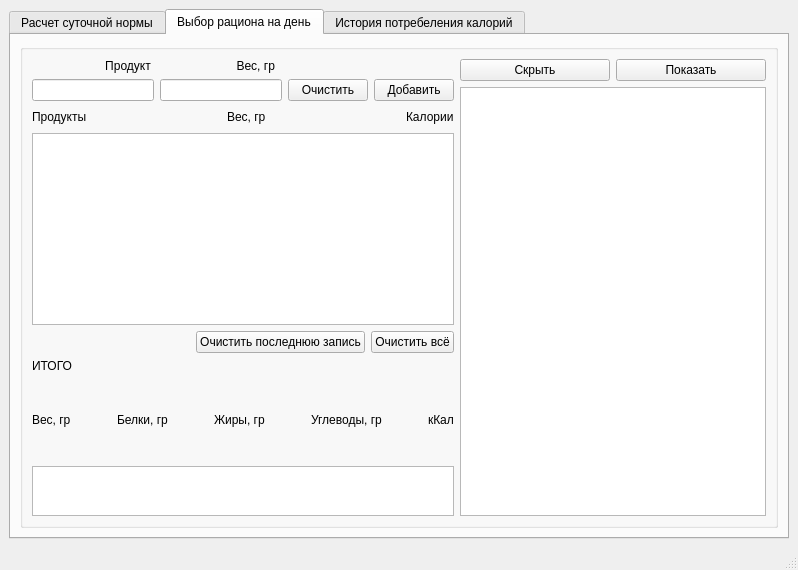
The window that ui_files/calorimeter.ui (BazhenovVadim/Calorimeter) describes before a commit, drawn with Qt 5.
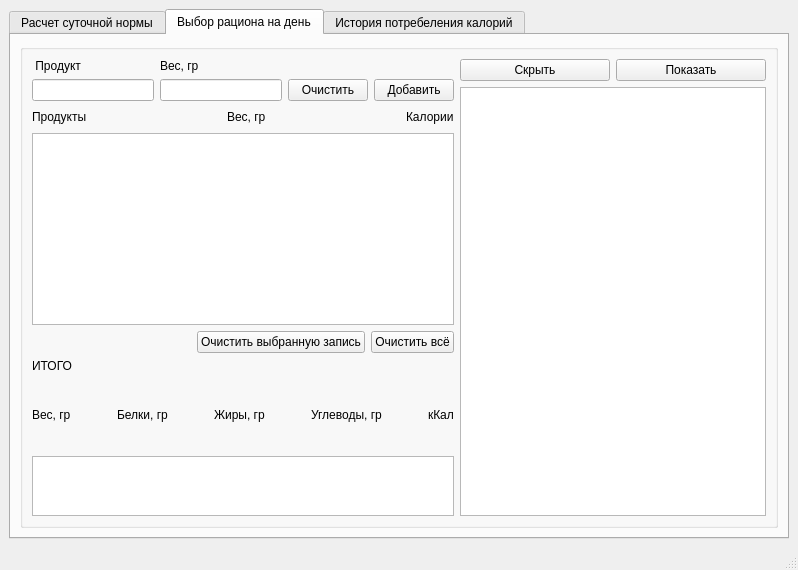
The same window after the commit.

```diff
--- a/ui_files/calorimeter.ui
+++ b/ui_files/calorimeter.ui
@@ -341,7 +341,7 @@
                    <item>
                     <widget class="QLabel" name="label_write_product">
                      <property name="text">
-                      <string>                      Продукт</string>
+                      <string> Продукт</string>
                      </property>
                     </widget>
                    </item>
@@ -358,7 +358,7 @@
                       <enum>Qt::LeftToRight</enum>
                      </property>
                      <property name="text">
-                      <string>                       Вес, гр</string>
+                      <string>Вес, гр</string>
                      </property>
                     </widget>
                    </item>
@@ -481,7 +481,7 @@
                  <item>
                   <widget class="QPushButton" name="pushButton_2">
                    <property name="text">
-                    <string>Очистить последнюю запись</string>
+                    <string>Очистить выбранную запись</string>
                    </property>
                   </widget>
                  </item>
@@ -601,7 +601,7 @@
                      <property name="maximumSize">
                       <size>
                        <width>16777215</width>
-                       <height>50</height>
+                       <height>60</height>
                       </size>
                      </property>
                      <property name="contextMenuPolicy">
```
